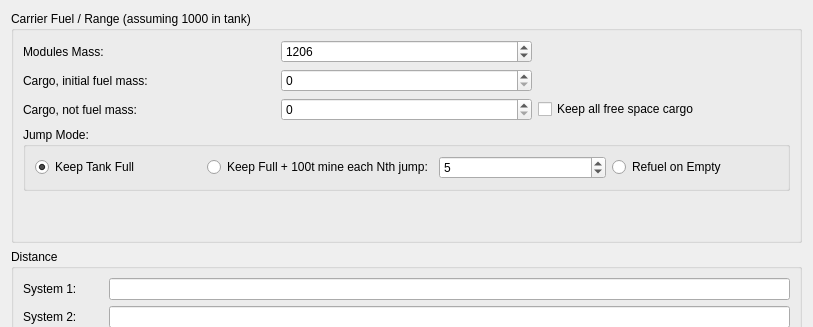
This is widgets/calcstab.ui in alexzk1/ed_highway as Qt 5 draws it before an edit; both pictures show x 0 to 813 and y 0 to 327 of the 813 by 480 pixel window. The edited form follows.
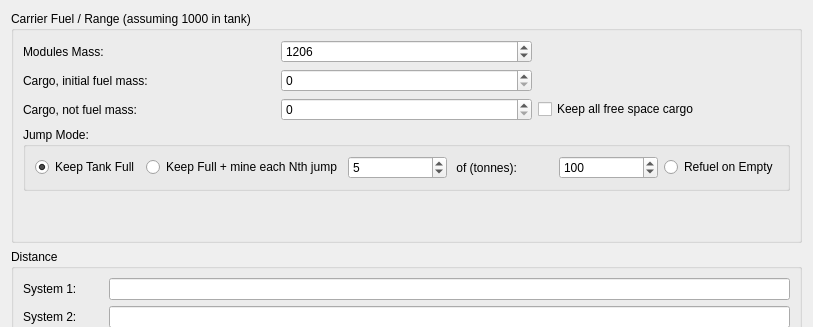
This is the edited form.

Commit message: added variable tonnes farmed entry, fixed bug in calculation - missed else

Patch:
```diff
--- a/widgets/calcstab.ui
+++ b/widgets/calcstab.ui
@@ -129,7 +129,7 @@
          <item>
           <widget class="QRadioButton" name="rbRandom">
            <property name="text">
-            <string>Keep Full + 100t mine each Nth jump:</string>
+            <string>Keep Full + mine each Nth jump</string>
            </property>
           </widget>
          </item>
@@ -146,6 +146,29 @@
            </property>
           </widget>
          </item>
+         <item>
+          <widget class="QLabel" name="label_6">
+           <property name="text">
+            <string> of (tonnes):</string>
+           </property>
+          </widget>
+         </item>
+         <item>
+          <widget class="QSpinBox" name="sbTonnes">
+           <property name="minimum">
+            <number>10</number>
+           </property>
+           <property name="maximum">
+            <number>500</number>
+           </property>
+           <property name="singleStep">
+            <number>10</number>
+           </property>
+           <property name="value">
+            <number>100</number>
+           </property>
+          </widget>
+         </item>
          <item>
           <widget class="QRadioButton" name="rbOnEmpty">
            <property name="text">
```
The commit also changes 2 other files.
